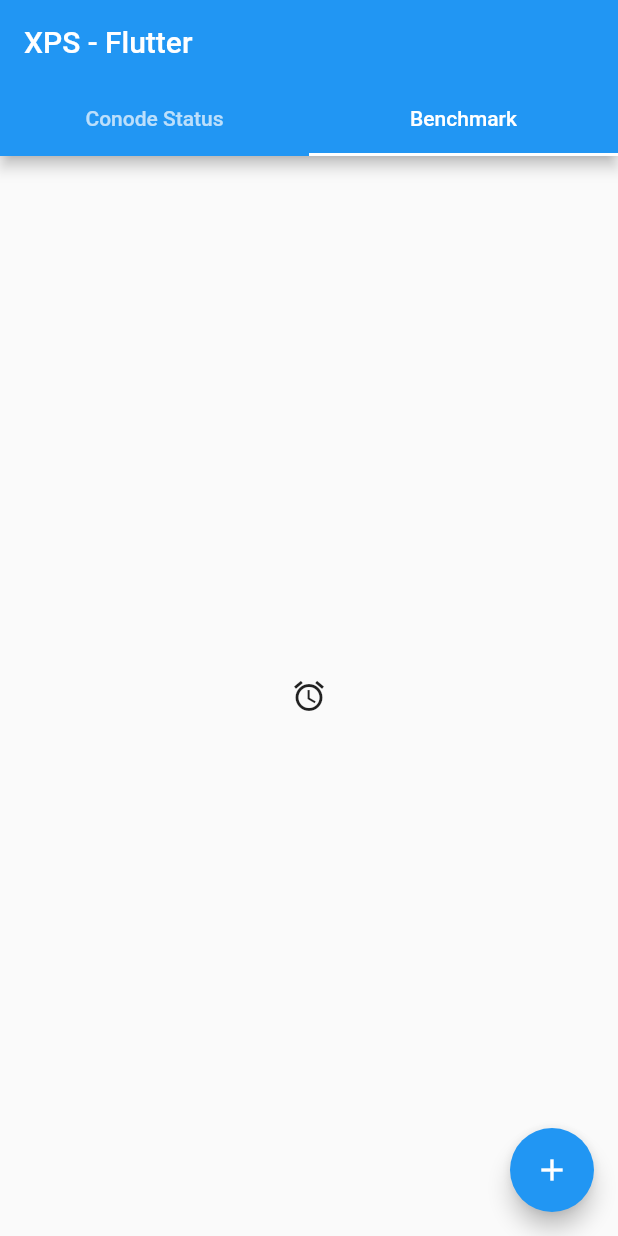
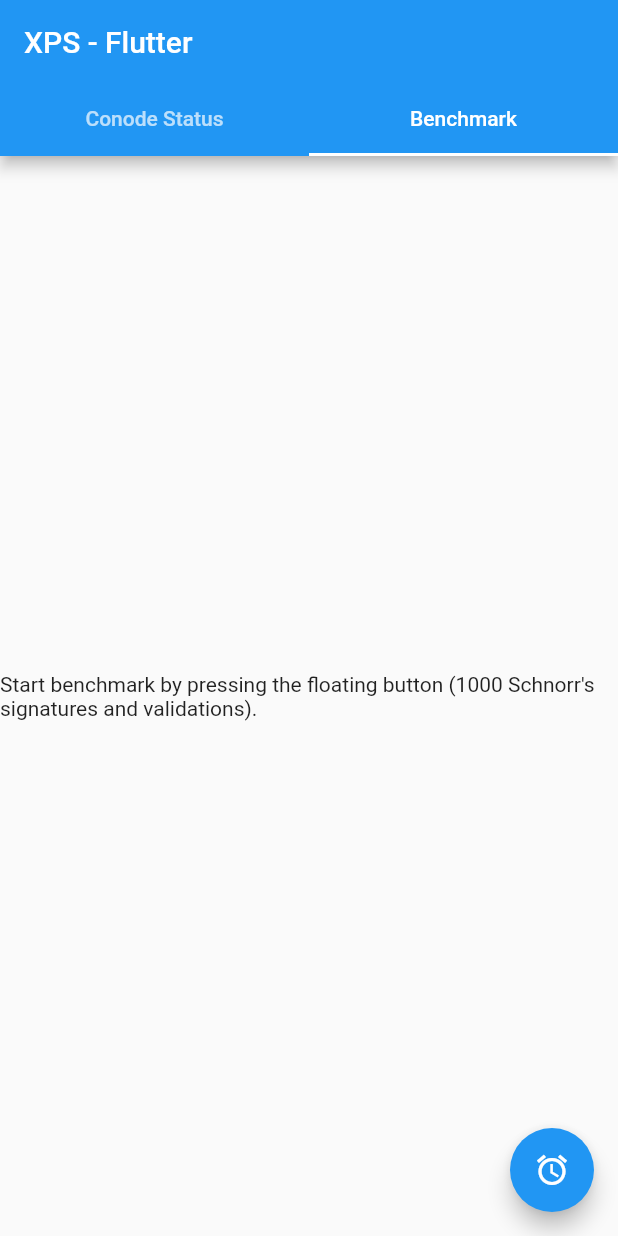
Before and after one commit to isabella232/student_18_xps, a Flutter app: the screen it shows after launch, tab 2 chosen, on a phone screen of 412 x 824 dp. Run offline on Flutter 3.47's test engine with Material 2 defaults, Android fonts, the phone set to English and light mode, and no system bars; our stand-ins replace shared_preferences; missing offline and left inert: barcode_scan.

Commit message:
Flutter: Per tab FAB

```diff
--- a/Flutter/xps_flutter/lib/main.dart
+++ b/Flutter/xps_flutter/lib/main.dart
@@ -53,6 +53,7 @@
 class _MyHomePageState extends State<MyHomePage> {
   String _conodeJSON = "";
   bool errorScanning = false;
+  String benchmarkStatus = "Start benchmark by pressing the floating button (1000 Schnorr's signatures and validations).";
 
   @override
   void initState() {
@@ -120,6 +121,10 @@
     }
   }
 
+  startBenchmark() {
+    // TODO implement benchmark
+  }
+
   @override
   Widget build(BuildContext context) {
     // This method is rerun every time setState is called, for instance as done
@@ -145,36 +150,7 @@
         ),
         body: TabBarView(
           children: [
-              new Center(
-                // Center is a layout widget. It takes a single child and positions it
-                // in the middle of the parent.
-                child: new Column(
-                  // Column is also layout widget. It takes a list of children and
-                  // arranges them vertically. By default, it sizes itself to fit its
-                  // children horizontally, and tries to be as tall as its parent.
-                  //
-                  // Invoke "debug paint" (press "p" in the console where you ran
-                  // "flutter run", or select "Toggle Debug Paint" from the Flutter tool
-                  // window in IntelliJ) to see the wireframe for each widget.
-                  //
-                  // Column has various properties to control how it sizes itself and
-                  // how it positions its children. Here we use mainAxisAlignment to
-                  // center the children vertically; the main axis here is the vertical
-                  // axis because Columns are vertical (the cross axis would be
-                  // horizontal).
-                  mainAxisAlignment: MainAxisAlignment.center,
-                  children: <Widget>[
-                    _conodeJSON == "" || errorScanning
-                        ? new Text(DEFAULT_CONODE_TEXT)
-                        : new Text(
-                            _conodeJSON,
-                          ),
-                  ],
-                ),
-              ),
-              Icon(Icons.alarm), //TODO perform benchmark here
-            ],
-          ),
+            Scaffold(
               floatingActionButton: (_conodeJSON == "" || errorScanning
                   ? new FloatingActionButton(
                       onPressed: scan,
@@ -186,7 +162,34 @@
                       onPressed: _deleteJSON,
                       tooltip: 'Delete',
                       child: new Icon(Icons.delete),
-                ) // This trailing comma makes auto-formatting nicer for build methods.
+                    )),
+              body: new Center(
+                child: new Column(
+                  mainAxisAlignment: MainAxisAlignment.center,
+                  children: <Widget>[
+                    _conodeJSON == "" || errorScanning
+                        ? new Text(DEFAULT_CONODE_TEXT)
+                        : new Text(
+                            _conodeJSON,
+                          ),
+                  ],
+                ),
+              ),
+            ),
+            Scaffold(
+              floatingActionButton: new FloatingActionButton(
+                onPressed: startBenchmark,
+                tooltip: 'Benchmark',
+                child: new Icon(Icons.alarm),
+              ),
+              body: new Center(
+                child: new Column(
+                  mainAxisAlignment: MainAxisAlignment.center,
+                  children: <Widget>[new Text(benchmarkStatus)],
+                ),
+              ),
+            ),
+          ],
         ),
       ),
     );
```
Lines whose indentation alone changed are shown as unchanged.
